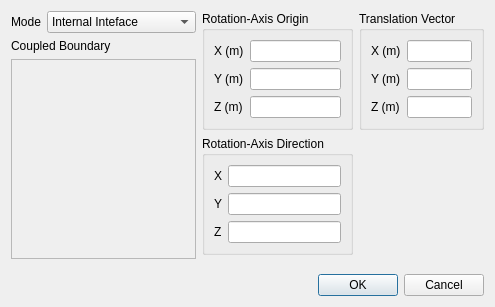
Above: view/setup/boundary_conditions/interface_dialog.ui from nextfoam/baram before the change. Below: the same form after it.
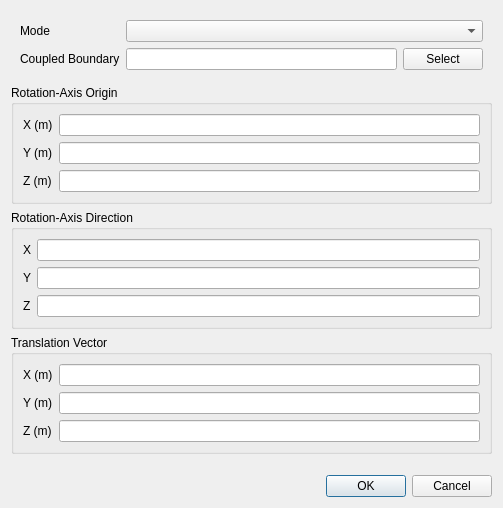
That is the form after the change.

Commit message: Link Operating Conditions dialog to CoreDB issue 12: Add Inviscid Model Apply regions to Boundary Conditions Page Link Boundary Conditions menu to CoreDB

```diff
--- a/view/setup/boundary_conditions/interface_dialog.ui
+++ b/view/setup/boundary_conditions/interface_dialog.ui
@@ -6,8 +6,8 @@
    <rect>
     <x>0</x>
     <y>0</y>
-    <width>466</width>
-    <height>307</height>
+    <width>503</width>
+    <height>493</height>
    </rect>
   </property>
   <property name="windowTitle">
@@ -15,47 +15,8 @@
   </property>
   <layout class="QVBoxLayout" name="verticalLayout">
    <item>
-    <widget class="QWidget" name="dialogContents" native="true">
-     <layout class="QHBoxLayout" name="horizontalLayout">
-      <property name="leftMargin">
-       <number>0</number>
-      </property>
-      <property name="topMargin">
-       <number>0</number>
-      </property>
-      <property name="rightMargin">
-       <number>0</number>
-      </property>
-      <item>
-       <widget class="QWidget" name="widget_2" native="true">
-        <layout class="QVBoxLayout" name="verticalLayout_4">
-         <property name="leftMargin">
-          <number>0</number>
-         </property>
-         <property name="topMargin">
-          <number>0</number>
-         </property>
-         <property name="rightMargin">
-          <number>0</number>
-         </property>
-         <property name="bottomMargin">
-          <number>0</number>
-         </property>
-         <item>
           <widget class="QWidget" name="widget" native="true">
            <layout class="QFormLayout" name="formLayout">
-            <property name="leftMargin">
-             <number>0</number>
-            </property>
-            <property name="topMargin">
-             <number>0</number>
-            </property>
-            <property name="rightMargin">
-             <number>0</number>
-            </property>
-            <property name="bottomMargin">
-             <number>0</number>
-            </property>
             <item row="0" column="0">
              <widget class="QLabel" name="label">
               <property name="text">
@@ -64,75 +25,41 @@
              </widget>
             </item>
             <item row="0" column="1">
-             <widget class="QComboBox" name="mode">
-              <item>
-               <property name="text">
-                <string>Internal Inteface</string>
-               </property>
-              </item>
-              <item>
-               <property name="text">
-                <string>Rotational Periodic</string>
-               </property>
-              </item>
-              <item>
-               <property name="text">
-                <string>Translational Periodic</string>
-               </property>
-              </item>
-              <item>
-               <property name="text">
-                <string>Region Interface</string>
-               </property>
-              </item>
-             </widget>
-            </item>
-           </layout>
-          </widget>
-         </item>
-         <item>
+       <widget class="QComboBox" name="mode"/>
+      </item>
+      <item row="1" column="0">
           <widget class="QLabel" name="label_2">
            <property name="text">
             <string>Coupled Boundary</string>
            </property>
           </widget>
          </item>
-         <item>
-          <widget class="QScrollArea" name="scrollArea">
-           <property name="sizePolicy">
-            <sizepolicy hsizetype="Expanding" vsizetype="MinimumExpanding">
-             <horstretch>0</horstretch>
-             <verstretch>0</verstretch>
-            </sizepolicy>
-           </property>
-           <property name="minimumSize">
-            <size>
-             <width>0</width>
-             <height>200</height>
-            </size>
-           </property>
-           <property name="horizontalScrollBarPolicy">
-            <enum>Qt::ScrollBarAlwaysOff</enum>
-           </property>
-           <property name="sizeAdjustPolicy">
-            <enum>QAbstractScrollArea::AdjustIgnored</enum>
-           </property>
-           <property name="widgetResizable">
-            <bool>true</bool>
-           </property>
-           <property name="alignment">
-            <set>Qt::AlignLeading|Qt::AlignLeft|Qt::AlignTop</set>
-           </property>
-           <widget class="QWidget" name="boundaryList">
-            <property name="geometry">
-             <rect>
-              <x>0</x>
-              <y>0</y>
-              <width>174</width>
-              <height>198</height>
-             </rect>
-            </property>
-           </widget>
+      <item row="1" column="1">
+       <widget class="QWidget" name="widget_3" native="true">
+        <layout class="QHBoxLayout" name="horizontalLayout">
+         <property name="leftMargin">
+          <number>0</number>
+         </property>
+         <property name="topMargin">
+          <number>0</number>
+         </property>
+         <property name="rightMargin">
+          <number>0</number>
+         </property>
+         <property name="bottomMargin">
+          <number>0</number>
+         </property>
+         <item>
+          <widget class="QLineEdit" name="coupledBoundary"/>
+         </item>
+         <item>
+          <widget class="QPushButton" name="select">
+           <property name="text">
+            <string>Select</string>
+           </property>
+          </widget>
+         </item>
+        </layout>
           </widget>
          </item>
         </layout>
@@ -273,22 +200,21 @@
            </layout>
           </widget>
          </item>
-         <item>
-          <spacer name="verticalSpacer">
-           <property name="orientation">
-            <enum>Qt::Vertical</enum>
-           </property>
-           <property name="sizeHint" stdset="0">
-            <size>
-             <width>20</width>
-             <height>0</height>
-            </size>
-           </property>
-          </spacer>
-         </item>
         </layout>
        </widget>
       </item>
+   <item>
+    <widget class="QWidget" name="dialogContents" native="true">
+     <layout class="QVBoxLayout" name="verticalLayout_5">
+      <property name="leftMargin">
+       <number>0</number>
+      </property>
+      <property name="topMargin">
+       <number>0</number>
+      </property>
+      <property name="rightMargin">
+       <number>0</number>
+      </property>
       <item>
        <widget class="QWidget" name="translationalPeriodic" native="true">
         <layout class="QVBoxLayout" name="verticalLayout_2">
@@ -364,19 +290,24 @@
            </layout>
           </widget>
          </item>
-         <item>
-          <spacer name="verticalSpacer_2">
-           <property name="orientation">
-            <enum>Qt::Vertical</enum>
-           </property>
-           <property name="sizeHint" stdset="0">
-            <size>
-             <width>20</width>
-             <height>0</height>
-            </size>
-           </property>
-          </spacer>
-         </item>
+        </layout>
+       </widget>
+      </item>
+      <item>
+       <widget class="QWidget" name="widget_2" native="true">
+        <layout class="QVBoxLayout" name="verticalLayout_4">
+         <property name="leftMargin">
+          <number>0</number>
+         </property>
+         <property name="topMargin">
+          <number>0</number>
+         </property>
+         <property name="rightMargin">
+          <number>0</number>
+         </property>
+         <property name="bottomMargin">
+          <number>0</number>
+         </property>
         </layout>
        </widget>
       </item>
```
Lines whose indentation alone changed are shown as unchanged. The commit also changes 63 other files.
